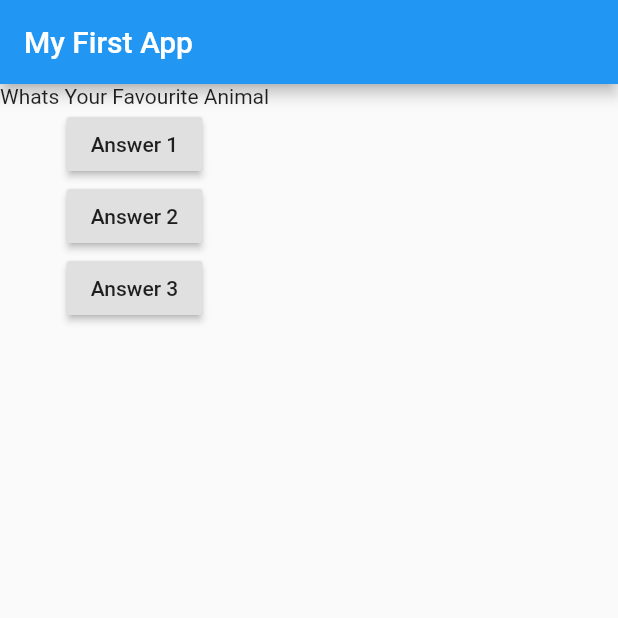
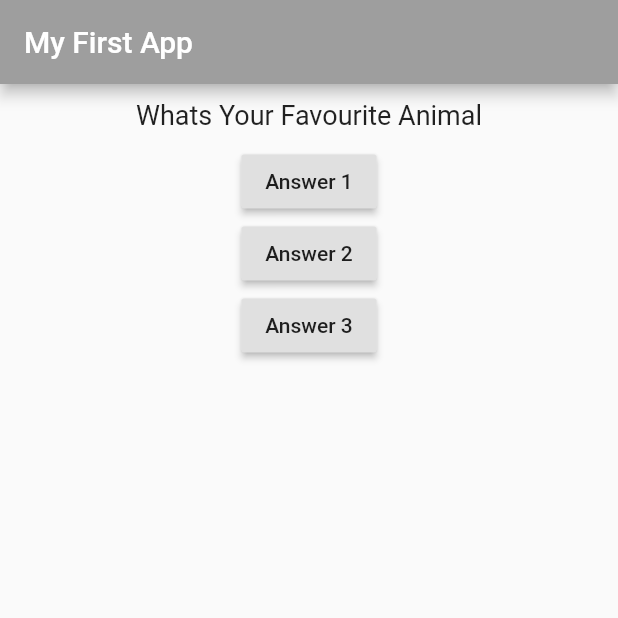
Before and after one commit to parthx9/Flutter-Quiz-App, a Flutter app: the screen it shows after launch, after a tap on "Answer 1", on a phone screen of 412 x 824 dp, the top half of it. Run offline on Flutter 3.47's test engine with Material 2 defaults, Android fonts, the phone set to English and light mode, and no system bars.

Commit message:
Custom Question Widget Added

```diff
--- a/lib/main.dart
+++ b/lib/main.dart
@@ -1,4 +1,6 @@
 import "package:flutter/material.dart";
+
+import "./question.dart";
 
 void main() {
   runApp(MyApp());
@@ -8,17 +10,17 @@ class MyApp extends StatefulWidget {
   @override
   State<StatefulWidget> createState() {
     // TODO: implement createState
-    return MyAppState();
+    return _MyAppState();
   }
 }
 
-class MyAppState extends State<MyApp> {
-  var questionIndex = 0;
-  void answerquestion() {
+class _MyAppState extends State<MyApp> {
+  var _questionIndex = 0;
+  void _answerquestion() {
     setState(() {
-      questionIndex++;
+      _questionIndex++;
     });
-    print(questionIndex);
+    print(_questionIndex);
   }
 
   @override
@@ -31,21 +33,22 @@ class MyAppState extends State<MyApp> {
       home: Scaffold(
         appBar: AppBar(
           title: Text("My First App"),
+          backgroundColor: Colors.grey,
         ),
         body: Column(
           children: <Widget>[
-            Text(questions[questionIndex]),
+            Question(questions[_questionIndex]),
             RaisedButton(
               child: Text("Answer 1"),
-              onPressed: answerquestion,
+              onPressed: _answerquestion,
             ),
             RaisedButton(
               child: Text("Answer 2"),
-              onPressed: answerquestion,
+              onPressed: _answerquestion,
             ),
             RaisedButton(
               child: Text("Answer 3"),
-              onPressed: answerquestion,
+              onPressed: _answerquestion,
             ),
           ],
         ),
--- /dev/null
+++ b/lib/question.dart
@@ -0,0 +1,19 @@
+import "package:flutter/material.dart";
+
+class Question extends StatelessWidget {
+  final String questionText;
+
+  Question(this.questionText);
+  @override
+  Widget build(BuildContext context) {
+    return Container(
+      width: double.infinity,
+      margin: EdgeInsets.all(10),
+      child: Text(
+        questionText,
+        style: TextStyle(fontSize: 18),
+        textAlign: TextAlign.center,
+      ),
+    );
+  }
+}
```
